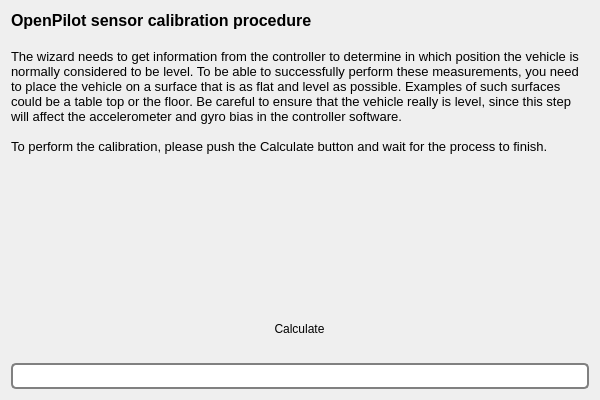
First picture: the form in ground/openpilotgcs/src/plugins/setupwizard/pages/biascalibrationpage.ui, repository openpilot/OpenPilot, before the edit.
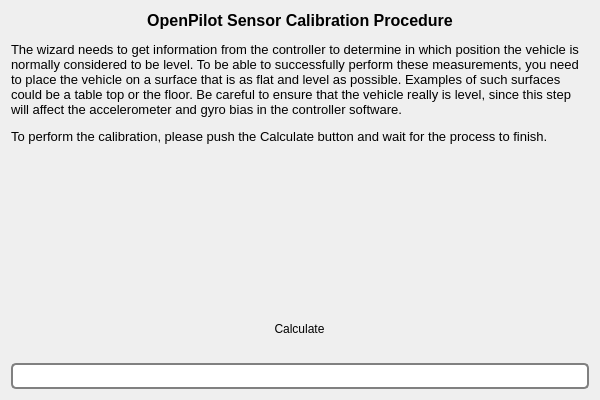
Second picture: the form after the edit. Icons and pictures are not drawn.

What changed in the file:
```diff
--- a/ground/openpilotgcs/src/plugins/setupwizard/pages/biascalibrationpage.ui
+++ b/ground/openpilotgcs/src/plugins/setupwizard/pages/biascalibrationpage.ui
@@ -20,12 +20,10 @@
       <string>&lt;!DOCTYPE HTML PUBLIC &quot;-//W3C//DTD HTML 4.0//EN&quot; &quot;http://www.w3.org/TR/REC-html40/strict.dtd&quot;&gt;
 &lt;html&gt;&lt;head&gt;&lt;meta name=&quot;qrichtext&quot; content=&quot;1&quot; /&gt;&lt;style type=&quot;text/css&quot;&gt;
 p, li { white-space: pre-wrap; }
-&lt;/style&gt;&lt;/head&gt;&lt;body style=&quot; font-family:'MS Shell Dlg 2'; font-size:8pt; font-weight:400; font-style:normal;&quot;&gt;
-&lt;p style=&quot; margin-top:0px; margin-bottom:0px; margin-left:0px; margin-right:0px; -qt-block-indent:0; text-indent:0px;&quot;&gt;&lt;span style=&quot; font-size:12pt; font-weight:600;&quot;&gt;OpenPilot sensor calibration procedure&lt;/span&gt;&lt;/p&gt;
-&lt;p style=&quot;-qt-paragraph-type:empty; margin-top:0px; margin-bottom:0px; margin-left:0px; margin-right:0px; -qt-block-indent:0; text-indent:0px; font-size:12pt; font-weight:600;&quot;&gt;&lt;br /&gt;&lt;/p&gt;
-&lt;p style=&quot; margin-top:0px; margin-bottom:0px; margin-left:0px; margin-right:0px; -qt-block-indent:0; text-indent:0px;&quot;&gt;&lt;span style=&quot; font-size:10pt;&quot;&gt;The wizard needs to get information from the controller to determine in which position the vehicle is normally considered to be level. To be able to successfully perform these measurements, you need to place the vehicle on a surface that is as flat and level as possible. Examples of such surfaces could be a table top or the floor. Be careful to ensure that the vehicle really is level, since this step will affect the accelerometer and gyro bias in the controller software.&lt;/span&gt;&lt;/p&gt;
-&lt;p style=&quot;-qt-paragraph-type:empty; margin-top:0px; margin-bottom:0px; margin-left:0px; margin-right:0px; -qt-block-indent:0; text-indent:0px; font-size:10pt;&quot;&gt;&lt;br /&gt;&lt;/p&gt;
-&lt;p style=&quot; margin-top:0px; margin-bottom:0px; margin-left:0px; margin-right:0px; -qt-block-indent:0; text-indent:0px;&quot;&gt;&lt;span style=&quot; font-size:10pt;&quot;&gt;To perform the calibration, please push the Calculate button and wait for the process to finish. &lt;/span&gt;&lt;/p&gt;&lt;/body&gt;&lt;/html&gt;</string>
+&lt;/style&gt;&lt;/head&gt;&lt;body style=&quot; font-family:'Cantarell'; font-size:11pt; font-weight:400; font-style:normal;&quot;&gt;
+&lt;p align=&quot;center&quot; style=&quot; margin-top:12px; margin-bottom:12px; margin-left:0px; margin-right:0px; -qt-block-indent:0; text-indent:0px;&quot;&gt;&lt;span style=&quot; font-family:'MS Shell Dlg 2'; font-size:12pt; font-weight:600;&quot;&gt;OpenPilot Sensor Calibration Procedure&lt;/span&gt;&lt;/p&gt;
+&lt;p style=&quot; margin-top:12px; margin-bottom:12px; margin-left:0px; margin-right:0px; -qt-block-indent:0; text-indent:0px;&quot;&gt;&lt;span style=&quot; font-family:'MS Shell Dlg 2'; font-size:10pt;&quot;&gt;The wizard needs to get information from the controller to determine in which position the vehicle is normally considered to be level. To be able to successfully perform these measurements, you need to place the vehicle on a surface that is as flat and level as possible. Examples of such surfaces could be a table top or the floor. Be careful to ensure that the vehicle really is level, since this step will affect the accelerometer and gyro bias in the controller software.&lt;/span&gt;&lt;/p&gt;
+&lt;p style=&quot; margin-top:12px; margin-bottom:12px; margin-left:0px; margin-right:0px; -qt-block-indent:0; text-indent:0px;&quot;&gt;&lt;span style=&quot; font-family:'MS Shell Dlg 2'; font-size:10pt;&quot;&gt;To perform the calibration, please push the Calculate button and wait for the process to finish.&lt;/span&gt;&lt;/p&gt;&lt;/body&gt;&lt;/html&gt;</string>
      </property>
      <property name="alignment">
       <set>Qt::AlignLeading|Qt::AlignLeft|Qt::AlignTop</set>
```
